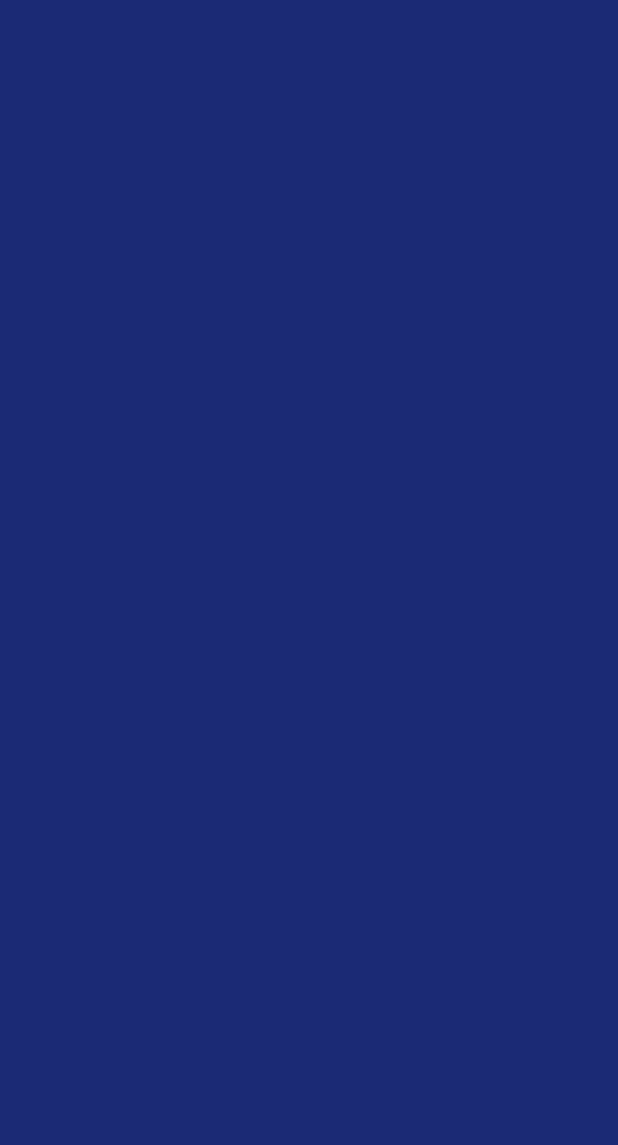
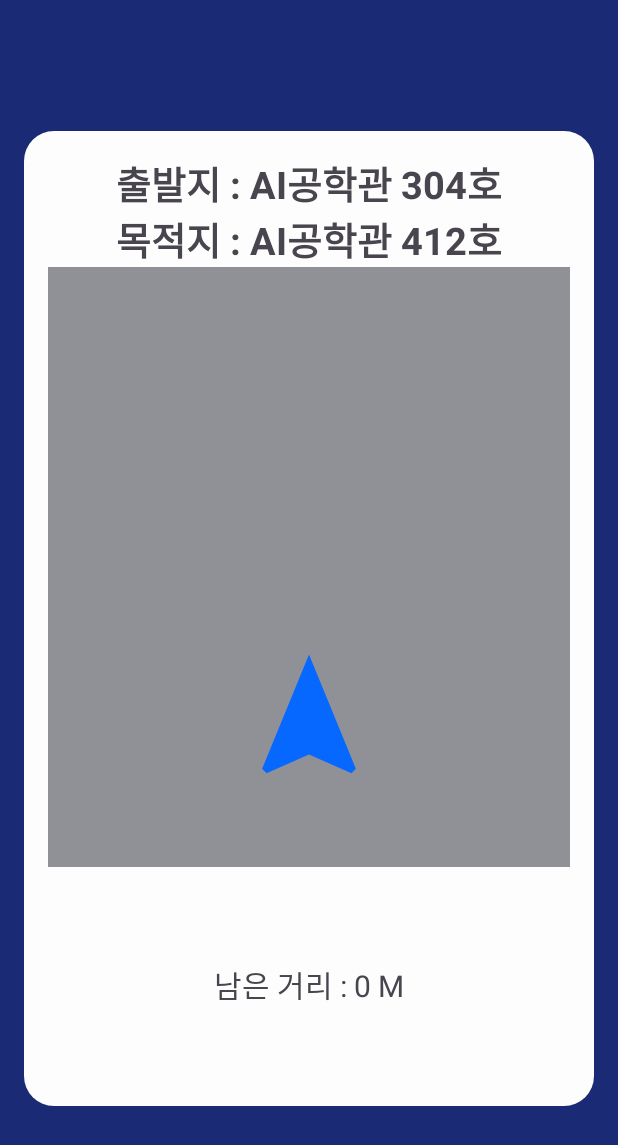
Before and after one commit to sts07142/IndoorNavUser, an Android app: the NavigationActivity screen opened directly, with no data from a screen before it, on a phone screen of 412 x 824 dp. Before the commit the part shown is empty. Shown: the top 1145 px of the screen. Run offline under Robolectric (Android 15) with nearby library versions, the phone set to English and light mode, and no system bars.

Commit message:
Initial layout in navigation
초기 레이아웃 설정
main activity에서 버튼 연결 (navigation activity)

```diff
--- a/IndoorLocalization/app/src/main/java/com/example/indoorlocalization/MainActivity.java
+++ b/IndoorLocalization/app/src/main/java/com/example/indoorlocalization/MainActivity.java
@@ -2,13 +2,28 @@ package com.example.indoorlocalization;
 
 import androidx.appcompat.app.AppCompatActivity;
 
+import android.content.Intent;
 import android.os.Bundle;
+import android.view.View;
+import android.widget.Button;
 
 public class MainActivity extends AppCompatActivity {
+    Button btn_start;
 
     @Override
     protected void onCreate(Bundle savedInstanceState) {
         super.onCreate(savedInstanceState);
         setContentView(R.layout.activity_main);
+
+        btn_start = (Button)findViewById(R.id.home_start_btn_tv);
+        btn_start.setOnClickListener(new View.OnClickListener() {
+            @Override
+            public void onClick(View v) {
+                Intent intent = new Intent(getApplicationContext(), NavigationActivity.class);
+                startActivity(intent);
+
+                finish();
+            }
+        });
     }
 }
--- a/IndoorLocalization/app/src/main/java/com/example/indoorlocalization/NavigationActivity.java
+++ b/IndoorLocalization/app/src/main/java/com/example/indoorlocalization/NavigationActivity.java
@@ -1,6 +1,7 @@
 package com.example.indoorlocalization;
 
 import android.os.Bundle;
+import android.widget.Toast;
 
 import androidx.annotation.Nullable;
 import androidx.appcompat.app.AppCompatActivity;
@@ -11,5 +12,7 @@ public class NavigationActivity extends AppCompatActivity {
     protected void onCreate(@Nullable Bundle savedInstanceState) {
         super.onCreate(savedInstanceState);
         setContentView(R.layout.activity_navigation);
+
+        Toast.makeText(getApplicationContext(), "경로 안내를 시작합니다.\n인터넷 연결이 끊어지지 않게 주의하세요.", Toast.LENGTH_LONG).show();
     }
 }
--- a/IndoorLocalization/app/src/main/res/layout/activity_navigation.xml
+++ b/IndoorLocalization/app/src/main/res/layout/activity_navigation.xml
@@ -1,7 +1,66 @@
 <?xml version="1.0" encoding="utf-8"?>
 <androidx.constraintlayout.widget.ConstraintLayout xmlns:android="http://schemas.android.com/apk/res/android"
+    xmlns:app="http://schemas.android.com/apk/res-auto"
+    xmlns:tools="http://schemas.android.com/tools"
     android:layout_width="match_parent"
     android:layout_height="match_parent"
     android:background="@color/blue04">
 
+    <androidx.constraintlayout.widget.ConstraintLayout
+        android:layout_width="380dp"
+        android:layout_height="650dp"
+        android:background="@drawable/style_corner20_white"
+        android:padding="16dp"
+        app:layout_constraintBottom_toBottomOf="parent"
+        app:layout_constraintEnd_toEndOf="parent"
+        app:layout_constraintStart_toStartOf="parent"
+        app:layout_constraintTop_toTopOf="parent">
+
+        <ImageView
+            android:id="@+id/view"
+            android:layout_width="match_parent"
+            android:layout_height="400dp"
+            app:layout_constraintBottom_toBottomOf="parent"
+            app:layout_constraintEnd_toEndOf="parent"
+            app:layout_constraintHorizontal_bias="0.062"
+            app:layout_constraintStart_toStartOf="parent"
+            app:layout_constraintTop_toTopOf="parent"
+            app:layout_constraintVertical_bias="0.341"
+            app:srcCompat="@color/material_dynamic_neutral60" />
+
+        <TextView
+            android:id="@+id/textView"
+            android:layout_width="wrap_content"
+            android:layout_height="wrap_content"
+            android:text="출발지 : AI공학관 304호\n목적지 : AI공학관 412호"
+            android:textSize="25sp"
+            android:textStyle="bold"
+            app:layout_constraintBottom_toTopOf="@+id/view"
+            app:layout_constraintEnd_toEndOf="parent"
+            app:layout_constraintStart_toStartOf="parent"
+            app:layout_constraintTop_toTopOf="parent"
+            app:textAllCaps="false" />
+
+        <ImageView
+            android:id="@+id/imageView2"
+            android:layout_width="100dp"
+            android:layout_height="100dp"
+            android:layout_marginTop="250dp"
+            app:layout_constraintEnd_toEndOf="parent"
+            app:layout_constraintStart_toStartOf="parent"
+            app:layout_constraintTop_toTopOf="@+id/view"
+            app:srcCompat="@drawable/ic_nav" />
+
+        <TextView
+            android:id="@+id/textView2"
+            android:layout_width="wrap_content"
+            android:layout_height="wrap_content"
+            android:layout_marginBottom="50dp"
+            android:textSize="20sp"
+            android:text="남은 거리 : 0 M"
+            app:layout_constraintBottom_toBottomOf="parent"
+            app:layout_constraintEnd_toEndOf="parent"
+            app:layout_constraintStart_toStartOf="parent" />
+
+    </androidx.constraintlayout.widget.ConstraintLayout>
 </androidx.constraintlayout.widget.ConstraintLayout>
```
